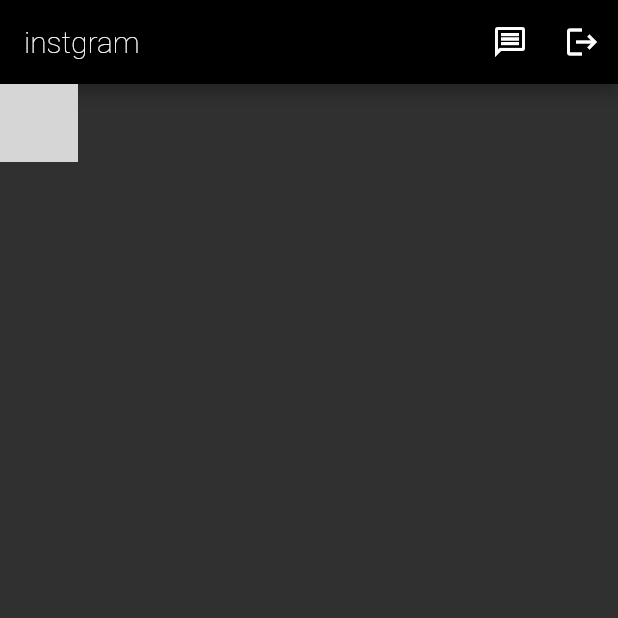
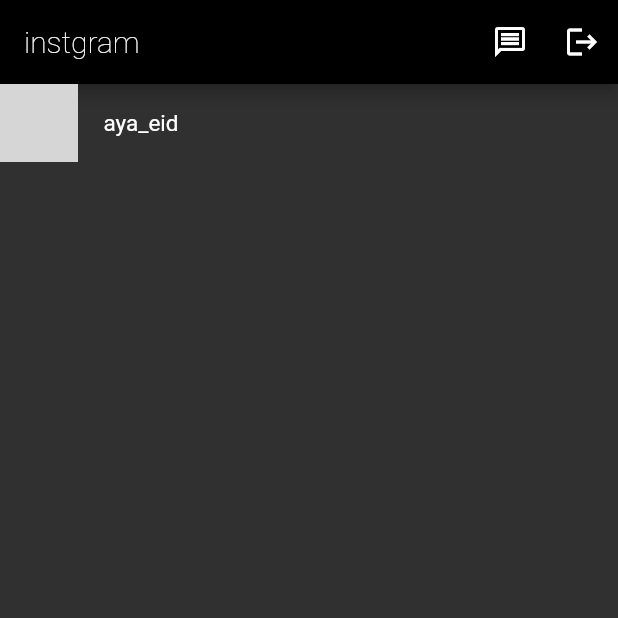
Before and after one commit to AyaEidAttya/instagram_app3, a Flutter app: the screen it shows after launch, on a phone screen of 412 x 824 dp, the top half of it. Run offline on Flutter 3.47's test engine with Material 2 defaults, Android fonts, the phone set to English and light mode, and no system bars; network calls fail; grey boxes are pictures that could not be loaded.

Commit message:
add neam

```diff
--- a/instagram_app3/lib/screenes/home.dart
+++ b/instagram_app3/lib/screenes/home.dart
@@ -1,6 +1,7 @@
 import 'package:flutter/material.dart';
 
 import '../shaird/colors.dart';
+
 class Home extends StatefulWidget {
   const Home({super.key});
 
@@ -12,15 +13,17 @@ class _HomeState extends State<Home> {
   @override
   Widget build(BuildContext context) {
     return Scaffold(
-     appBar: AppBar(
+      appBar: AppBar(
         actions: [
-          IconButton(onPressed:(){}, icon: Icon(Icons.message_outlined)),
-           IconButton(onPressed:(){}, icon: Icon(Icons.logout)),
-
+          IconButton(onPressed: () {}, icon: Icon(Icons.message_outlined)),
+          IconButton(onPressed: () {}, icon: Icon(Icons.logout)),
         ],
         backgroundColor: mobileBackgroundColor,
-       // ignore: deprecated_member_use
-       title: Text("instgram" ,style: TextStyle(fontWeight: FontWeight.w100),),
+        // ignore: deprecated_member_use
+        title: Text(
+          "instgram",
+          style: TextStyle(fontWeight: FontWeight.w100),
+        ),
       ),
       body: Column(
         children: [
@@ -28,17 +31,15 @@ class _HomeState extends State<Home> {
             children: [
               CircleAvatar(
                 radius: 26,
-                backgroundImage: NetworkImage("https://1000logos.net/wp-content/uploads/2017/02/New-Instagram-logo.jpg"),
+                backgroundImage: NetworkImage(
+                    "https://th.bing.com/th/id/OIP.h8_4I67bt6pTA-y_h2hzHwAAAA?pid=ImgDet&rs=1"),
               ),
-SizedBox(
-  width: 17,
-)
-
+              SizedBox(
+                width: 17,
+              ),
+              Text("aya_eid",style: TextStyle(fontSize: 15),)
             ],
-
           ),
-
-
         ],
       ),
     );
```
